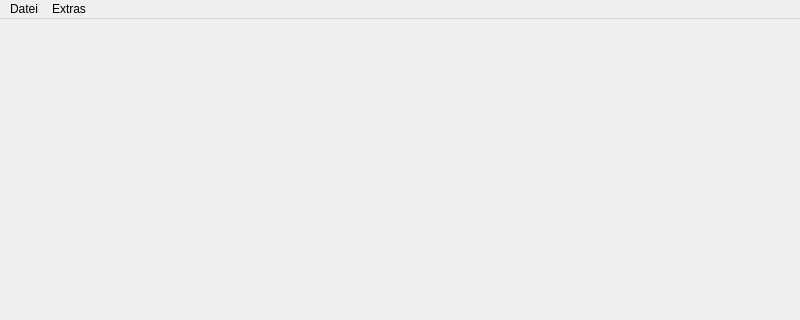
This is mainwindow.ui in Raven24/FSugar as Qt 5 draws it before an edit; both pictures show x 0 to 800 and y 0 to 320 of the 800 by 600 pixel window. The edited form follows.
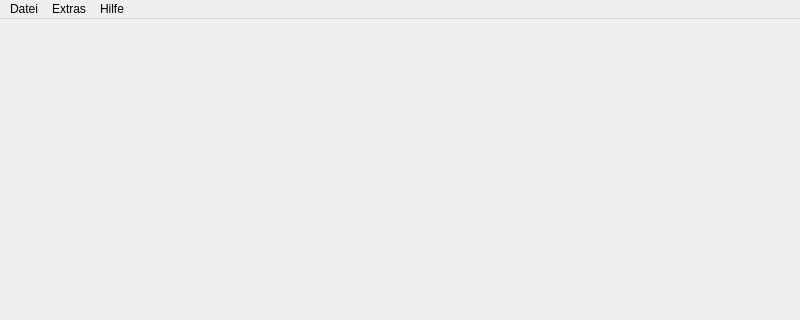
This is the edited form. Icons and pictures are not drawn.

```diff
--- a/mainwindow.ui
+++ b/mainwindow.ui
@@ -41,8 +41,15 @@
     <addaction name="actionServer_Zeit"/>
     <addaction name="actionSugarFlavor"/>
    </widget>
+   <widget class="QMenu" name="menuHilfe">
+    <property name="title">
+     <string>Hilfe</string>
+    </property>
+    <addaction name="actionAboutQt"/>
+   </widget>
    <addaction name="menuTest"/>
    <addaction name="menuExtras"/>
+   <addaction name="menuHilfe"/>
   </widget>
   <widget class="QStatusBar" name="statusbar"/>
   <action name="actionLogin">
```
Left out of the diff: 24 changed lines with no effect on the pictures.
